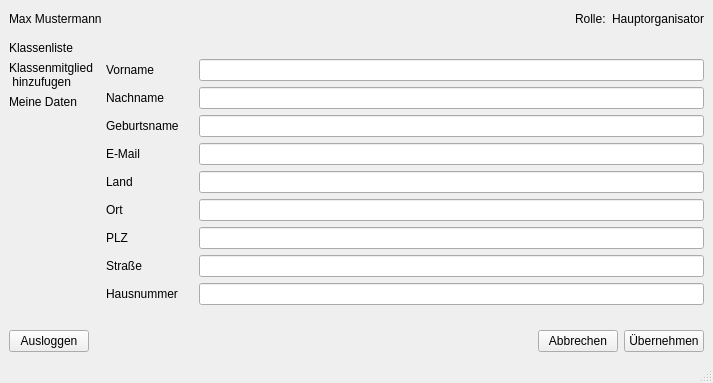
First picture: the form in addklassenmitgliedview.ui, repository Leon0932/se_projekt, before the edit.
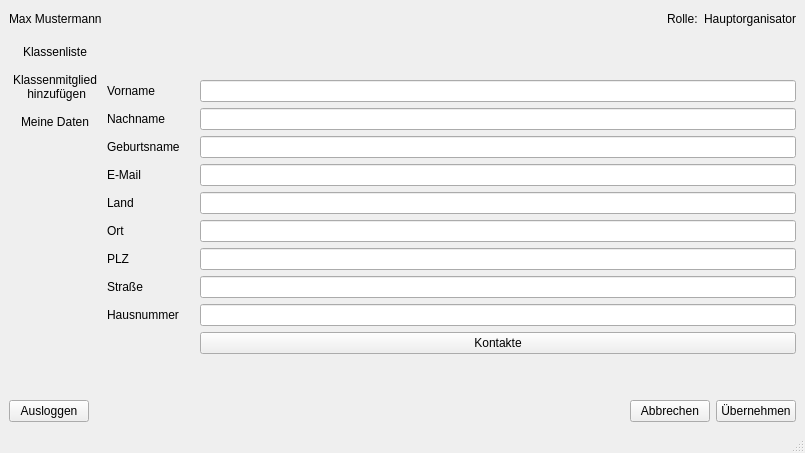
Second picture: the form after the edit.

```diff
--- a/addklassenmitgliedview.ui
+++ b/addklassenmitgliedview.ui
@@ -6,8 +6,8 @@
    <rect>
     <x>0</x>
     <y>0</y>
-    <width>713</width>
-    <height>383</height>
+    <width>805</width>
+    <height>453</height>
    </rect>
   </property>
   <property name="windowTitle">
@@ -70,34 +70,34 @@
         <item>
          <layout class="QVBoxLayout" name="verticalLayout">
           <item>
-           <widget class="QLabel" name="klassenlisteLabel">
-            <property name="focusPolicy">
-             <enum>Qt::ClickFocus</enum>
-            </property>
+           <widget class="QPushButton" name="pushButton">
             <property name="text">
              <string>Klassenliste</string>
             </property>
+            <property name="flat">
+             <bool>true</bool>
+            </property>
            </widget>
           </item>
           <item>
-           <widget class="QLabel" name="klassenmitgliedAddenLabel">
-            <property name="focusPolicy">
-             <enum>Qt::ClickFocus</enum>
-            </property>
-            <property name="layoutDirection">
-             <enum>Qt::LeftToRight</enum>
-            </property>
+           <widget class="QPushButton" name="pushButton_2">
             <property name="text">
-             <string>Klassenmitglied  
- hinzufugen</string>
+             <string>Klassenmitglied
+ hinzufügen</string>
+            </property>
+            <property name="flat">
+             <bool>true</bool>
             </property>
            </widget>
           </item>
           <item>
-           <widget class="QLabel" name="label">
+           <widget class="QPushButton" name="pushButton_3">
             <property name="text">
              <string>Meine Daten</string>
             </property>
+            <property name="flat">
+             <bool>true</bool>
+            </property>
            </widget>
           </item>
           <item>
@@ -241,7 +241,7 @@
             </property>
            </spacer>
           </item>
-          <item row="10" column="1">
+          <item row="11" column="1">
            <spacer name="verticalSpacer_3">
             <property name="orientation">
              <enum>Qt::Vertical</enum>
@@ -254,6 +254,13 @@
             </property>
            </spacer>
           </item>
+          <item row="10" column="1">
+           <widget class="QPushButton" name="kontakteBtn">
+            <property name="text">
+             <string>Kontakte</string>
+            </property>
+           </widget>
+          </item>
          </layout>
         </item>
        </layout>
```
Left out of the diff: 2 changed lines with no effect on the pictures.
